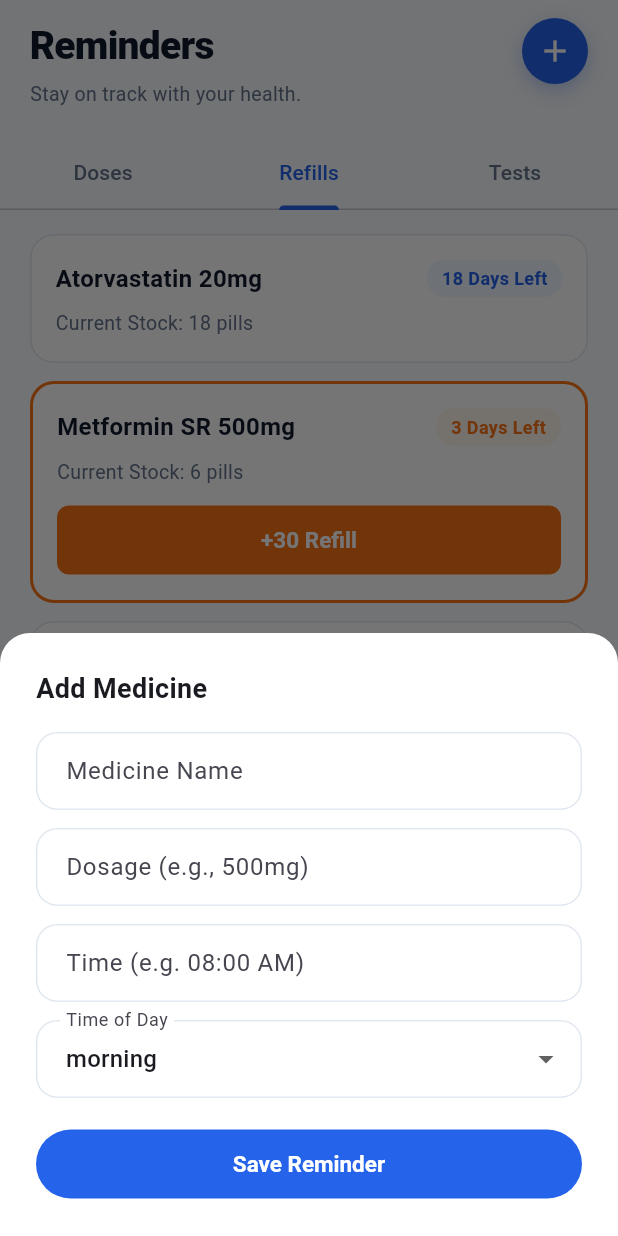
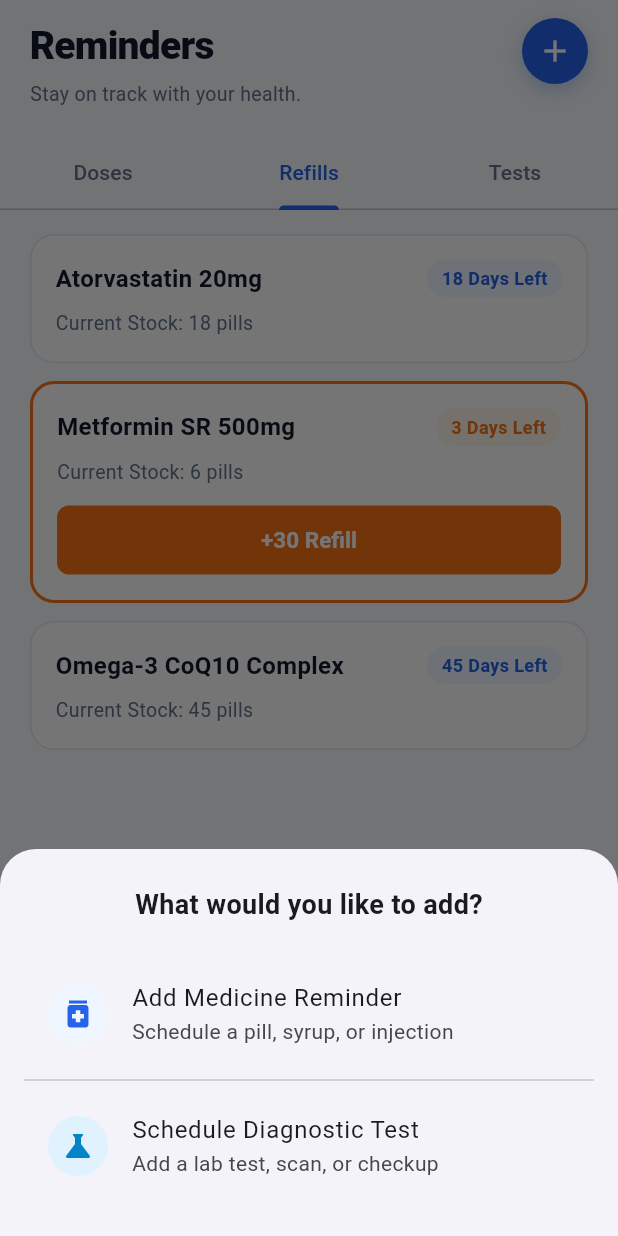
Before and after one commit to vistacortexadmin-blip/new-app-changes, a Flutter app: the RemindersScreen screen opened directly, tab 2 chosen, after a tap on the "add" icon, on a phone screen of 412 x 824 dp. Run offline on Flutter 3.47's test engine with Material 3 defaults, Android fonts, the phone set to English and light mode, and no system bars; our stand-ins replace firebase_analytics, firebase_auth, firebase_core, flutter_riverpod, google_sign_in, shared_preferences; accounts and stored records are empty.

Commit message:
Implement manual creation flow for diagnostic tests

```diff
--- a/lib/features/reminders/providers/reminders_provider.dart
+++ b/lib/features/reminders/providers/reminders_provider.dart
@@ -169,8 +169,11 @@ class RemindersNotifier extends StateNotifier<RemindersState> {
   }
 
   void addMedicineReminder(MedicineReminder reminder) {
-    state = state.copyWith(medicines: [reminder, ...state.medicines]);
+    state = state.copyWith(
+      medicines: [...state.medicines, reminder],
+    );
   }
+
 
   void addNextTestReminder(NextTestReminder reminder) {
     state = state.copyWith(nextTests: [reminder, ...state.nextTests]);
--- a/lib/features/reminders/views/reminders_screen.dart
+++ b/lib/features/reminders/views/reminders_screen.dart
@@ -82,7 +82,7 @@ class _RemindersScreenState extends ConsumerState<RemindersScreen>
                     ),
                     child: IconButton(
                       icon: const Icon(Icons.add, color: Colors.white, size: 24),
-                      onPressed: () => _showAddMedicineModal(context),
+                      onPressed: () => _showAddActionSheet(context),
                     ),
                   ),
                 ],
@@ -132,7 +132,7 @@ class _RemindersScreenState extends ConsumerState<RemindersScreen>
       children: [
         const SizedBox(height: 16),
 
-        // Adherence Ring & 7-Day Streak
+        // Adherence Ring
         Container(
           padding: const EdgeInsets.symmetric(horizontal: 20, vertical: 16),
           margin: const EdgeInsets.symmetric(horizontal: 20),
@@ -141,9 +141,7 @@ class _RemindersScreenState extends ConsumerState<RemindersScreen>
             borderRadius: BorderRadius.circular(16),
             border: Border.all(color: AppColors.border),
           ),
-          child: Column(
-            children: [
-              Row(
+          child: Row(
             children: [
               SizedBox(
                 width: 60,
@@ -196,57 +194,6 @@ class _RemindersScreenState extends ConsumerState<RemindersScreen>
                     ),
                   ],
                 ),
-                  ),
-                ],
-              ),
-              const Padding(
-                padding: EdgeInsets.symmetric(vertical: 12),
-                child: Divider(color: AppColors.border, height: 1),
-              ),
-              // 7-Day Streak
-              Row(
-                mainAxisAlignment: MainAxisAlignment.spaceBetween,
-                children: List.generate(7, (index) {
-                  final isToday = index == 6;
-                  final days = ['M', 'T', 'W', 'T', 'F', 'S', 'S'];
-
-                  // Mocked streak history (True = Green, False = Red)
-                  // Let's pretend they did well all week except Thursday
-                  final bool streakStatus = isToday
-                      ? (adherence >= 0.8)
-                      : (index != 3);
-
-                  return Column(
-                    children: [
-                      Text(
-                        days[index],
-                        style: TextStyle(
-                          fontSize: 10,
-                          fontWeight: isToday ? FontWeight.bold : FontWeight.normal,
-                          color: isToday ? AppColors.textPrimary : AppColors.textSecondary,
-                        ),
-                      ),
-                      const SizedBox(height: 6),
-                      Container(
-                        width: 24,
-                        height: 24,
-                        decoration: BoxDecoration(
-                          shape: BoxShape.circle,
-                          color: streakStatus ? AppColors.successSurface : AppColors.errorSurface,
-                          border: Border.all(
-                            color: streakStatus ? AppColors.success : AppColors.error,
-                            width: 1.5,
-                          ),
-                        ),
-                        child: Icon(
-                          streakStatus ? Icons.check : Icons.close,
-                          size: 14,
-                          color: streakStatus ? AppColors.success : AppColors.error,
-                        ),
-                      ),
-                    ],
-                  );
-                }),
               ),
             ],
           ),
@@ -325,14 +272,9 @@ class _RemindersScreenState extends ConsumerState<RemindersScreen>
     List<Widget> cards = [];
     final selectedTime = state.selectedTimeFilter;
 
-    int pendingCount = 0;
-
     for (var med in state.medicines) {
       for (var schedule in med.dailySchedules) {
         if (schedule.timeOfDay == selectedTime) {
-          if (schedule.status == AdherenceStatus.pending) {
-            pendingCount++;
-          }
           cards.add(_buildMedicineCard(med, schedule));
           cards.add(const SizedBox(height: 12));
         }
@@ -346,37 +288,6 @@ class _RemindersScreenState extends ConsumerState<RemindersScreen>
           child: Text('No medicines scheduled for this time.'),
         ),
       ));
-    } else if (pendingCount > 1) {
-      // Add the 'Take All' button at the top
-      cards.insert(
-        0,
-        Padding(
-          padding: const EdgeInsets.only(bottom: 16),
-          child: SizedBox(
-            width: double.infinity,
-            child: ElevatedButton.icon(
-              onPressed: () {
-                ref
-                    .read(remindersProvider.notifier)
-                    .markAllDosesTaken(selectedTime!);
-                ScaffoldMessenger.of(context).showSnackBar(
-                  SnackBar(content: Text('Marked all $pendingCount doses as taken!')),
-                );
-              },
-              icon: const Icon(Icons.check_circle_outline),
-              label: Text('Take All ${selectedTime.toString().split('.').last} Doses ($pendingCount)'),
-              style: ElevatedButton.styleFrom(
-                backgroundColor: AppColors.primary,
-                foregroundColor: Colors.white,
-                padding: const EdgeInsets.symmetric(vertical: 12),
-                shape: RoundedRectangleBorder(
-                  borderRadius: BorderRadius.circular(12),
-                ),
-              ),
-            ),
-          ),
-        ),
-      );
     }
 
     return cards;
@@ -390,17 +301,6 @@ class _RemindersScreenState extends ConsumerState<RemindersScreen>
     bool isTaken = schedule.status == AdherenceStatus.taken;
     bool isSkipped = schedule.status == AdherenceStatus.skipped;
 
-    IconData getIconForDosage(String dosage) {
-      final lower = dosage.toLowerCase();
-      if (lower.contains('syrup') || lower.contains('liquid') || lower.contains('ml')) {
-        return Icons.water_drop;
-      }
-      if (lower.contains('injection') || lower.contains('insulin')) {
-        return Icons.vaccines;
-      }
-      return Icons.medication_rounded;
-    }
-
     return Container(
       margin: const EdgeInsets.only(bottom: 12),
       padding: const EdgeInsets.all(16),
@@ -412,7 +312,6 @@ class _RemindersScreenState extends ConsumerState<RemindersScreen>
       child: Column(
         children: [
           Row(
-            crossAxisAlignment: CrossAxisAlignment.start,
             children: [
               Container(
                 width: 44,
@@ -421,7 +320,7 @@ class _RemindersScreenState extends ConsumerState<RemindersScreen>
                   color: AppColors.primarySurface,
                   borderRadius: BorderRadius.circular(12),
                 ),
-                child: Icon(getIconForDosage(med.dosage),
+                child: const Icon(Icons.medication_rounded,
                     color: AppColors.primary, size: 22),
               ),
               const SizedBox(width: 14),
@@ -438,8 +337,6 @@ class _RemindersScreenState extends ConsumerState<RemindersScreen>
                       ),
                     ),
                     const SizedBox(height: 2),
-                    Row(
-                      children: [
                     Text(
                       med.dosage,
                       style: const TextStyle(
@@ -447,9 +344,7 @@ class _RemindersScreenState extends ConsumerState<RemindersScreen>
                         color: AppColors.textSecondary,
                       ),
                     ),
-                        const SizedBox(width: 8),
-                        const Text('•', style: TextStyle(color: AppColors.border)),
-                        const SizedBox(width: 8),
+                    const SizedBox(height: 2),
                     Text(
                       schedule.timeString,
                       style: const TextStyle(
@@ -458,26 +353,6 @@ class _RemindersScreenState extends ConsumerState<RemindersScreen>
                         color: AppColors.primary,
                       ),
                     ),
-                      ],
-                    ),
-                    if (med.warning != null) ...[
-                      const SizedBox(height: 6),
-                      Container(
-                        padding: const EdgeInsets.symmetric(horizontal: 8, vertical: 4),
-                        decoration: BoxDecoration(
-                          color: AppColors.errorSurface.withOpacity(0.5),
-                          borderRadius: BorderRadius.circular(4),
-                        ),
-                        child: Text(
-                          med.warning!,
-                          style: const TextStyle(
-                            fontSize: 11,
-                            fontWeight: FontWeight.bold,
-                            color: AppColors.error,
-                          ),
-                        ),
-                      ),
-                    ],
                   ],
                 ),
               ),
@@ -598,6 +473,177 @@ class _RemindersScreenState extends ConsumerState<RemindersScreen>
               child: const Text('Submit'),
             ),
           ],
+        );
+      },
+    );
+  }
+
+  // ──────────────────────────────────────────────────────────────────────────
+  // Action Sheet (Choose Medicine or Test)
+  // ──────────────────────────────────────────────────────────────────────────
+
+  void _showAddActionSheet(BuildContext context) {
+    showModalBottomSheet(
+      context: context,
+      shape: const RoundedRectangleBorder(
+        borderRadius: BorderRadius.vertical(top: Radius.circular(24)),
+      ),
+      builder: (context) {
+        return SafeArea(
+          child: Padding(
+            padding: const EdgeInsets.symmetric(vertical: 24, horizontal: 16),
+            child: Column(
+              mainAxisSize: MainAxisSize.min,
+              children: [
+                const Text(
+                  'What would you like to add?',
+                  style: TextStyle(fontSize: 18, fontWeight: FontWeight.bold),
+                ),
+                const SizedBox(height: 24),
+                ListTile(
+                  leading: const CircleAvatar(
+                    backgroundColor: AppColors.primarySurface,
+                    child: Icon(Icons.medication, color: AppColors.primary),
+                  ),
+                  title: const Text('Add Medicine Reminder'),
+                  subtitle: const Text('Schedule a pill, syrup, or injection'),
+                  onTap: () {
+                    Navigator.pop(context);
+                    _showAddMedicineModal(context);
+                  },
+                ),
+                const Divider(),
+                ListTile(
+                  leading: const CircleAvatar(
+                    backgroundColor: AppColors.infoSurface,
+                    child: Icon(Icons.science, color: AppColors.info),
+                  ),
+                  title: const Text('Schedule Diagnostic Test'),
+                  subtitle: const Text('Add a lab test, scan, or checkup'),
+                  onTap: () {
+                    Navigator.pop(context);
+                    _showAddTestModal(context);
+                  },
+                ),
+              ],
+            ),
+          ),
+        );
+      },
+    );
+  }
+
+  // ──────────────────────────────────────────────────────────────────────────
+  // Add Test Modal
+  // ──────────────────────────────────────────────────────────────────────────
+
+  void _showAddTestModal(BuildContext context) {
+    final nameController = TextEditingController();
+    final labController = TextEditingController();
+    final prepController = TextEditingController();
+    int daysFromNow = 7;
+
+    showModalBottomSheet(
+      context: context,
+      isScrollControlled: true,
+      shape: const RoundedRectangleBorder(
+        borderRadius: BorderRadius.vertical(top: Radius.circular(24)),
+      ),
+      builder: (context) {
+        return StatefulBuilder(
+          builder: (context, setModalState) {
+            return Padding(
+              padding: EdgeInsets.only(
+                left: 24,
+                right: 24,
+                top: 24,
+                bottom: MediaQuery.of(context).viewInsets.bottom + 24,
+              ),
+              child: Column(
+                mainAxisSize: MainAxisSize.min,
+                crossAxisAlignment: CrossAxisAlignment.start,
+                children: [
+                  const Text('Schedule Test',
+                      style: TextStyle(
+                          fontSize: 18, fontWeight: FontWeight.bold)),
+                  const SizedBox(height: 16),
+                  TextField(
+                    controller: nameController,
+                    decoration:
+                        const InputDecoration(labelText: 'Test Name (e.g. Blood Test)'),
+                  ),
+                  const SizedBox(height: 12),
+                  TextField(
+                    controller: labController,
+                    decoration: const InputDecoration(
+                        labelText: 'Clinic / Lab Name'),
+                  ),
+                  const SizedBox(height: 12),
+                  TextField(
+                    controller: prepController,
+                    decoration: const InputDecoration(
+                        labelText: 'Preparation (e.g. 12h fasting)'),
+                  ),
+                  const SizedBox(height: 16),
+                  Row(
+                    children: [
+                      const Text('When?  ', style: TextStyle(fontWeight: FontWeight.bold)),
+                      Expanded(
+                        child: Slider(
+                          value: daysFromNow.toDouble(),
+                          min: 1,
+                          max: 30,
+                          divisions: 29,
+                          label: 'In $daysFromNow Days',
+                          onChanged: (val) {
+                            setModalState(() {
+                              daysFromNow = val.toInt();
+                            });
+                          },
+                        ),
+                      ),
+                      Text('In $daysFromNow d'),
+                    ],
+                  ),
+                  const SizedBox(height: 20),
+                  SizedBox(
+                    width: double.infinity,
+                    child: ElevatedButton(
+                      onPressed: () {
+                        if (nameController.text.isEmpty) {
+                          return;
+                        }
+
+                        final test = NextTestReminder(
+                          id: const Uuid().v4(),
+                          testName: nameController.text,
+                          labOrClinicName: labController.text.isEmpty ? 'TBD Clinic' : labController.text,
+                          scheduledDate: DateTime.now().add(Duration(days: daysFromNow)),
+                          preparationInstructions: prepController.text.isEmpty ? null : prepController.text,
+                          isCompleted: false,
+                        );
+
+                        ref
+                            .read(remindersProvider.notifier)
+                            .addNextTestReminder(test);
+
+                        Navigator.pop(context);
+                        ScaffoldMessenger.of(context).showSnackBar(
+                          const SnackBar(
+                              content: Text('Diagnostic test scheduled!')),
+                        );
+                      },
+                      style: ElevatedButton.styleFrom(
+                        backgroundColor: AppColors.info,
+                        foregroundColor: Colors.white,
+                      ),
+                      child: const Text('Save Test'),
+                    ),
+                  ),
+                ],
+              ),
+            );
+          },
         );
       },
     );
```
Lines whose indentation alone changed are shown as unchanged.
